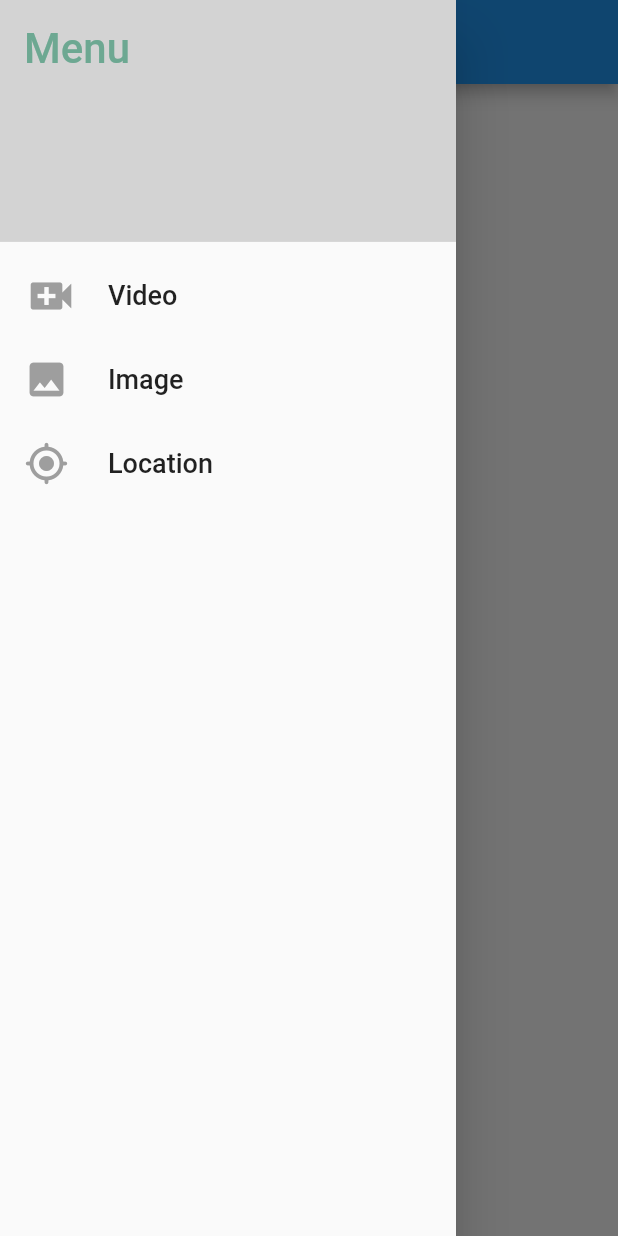
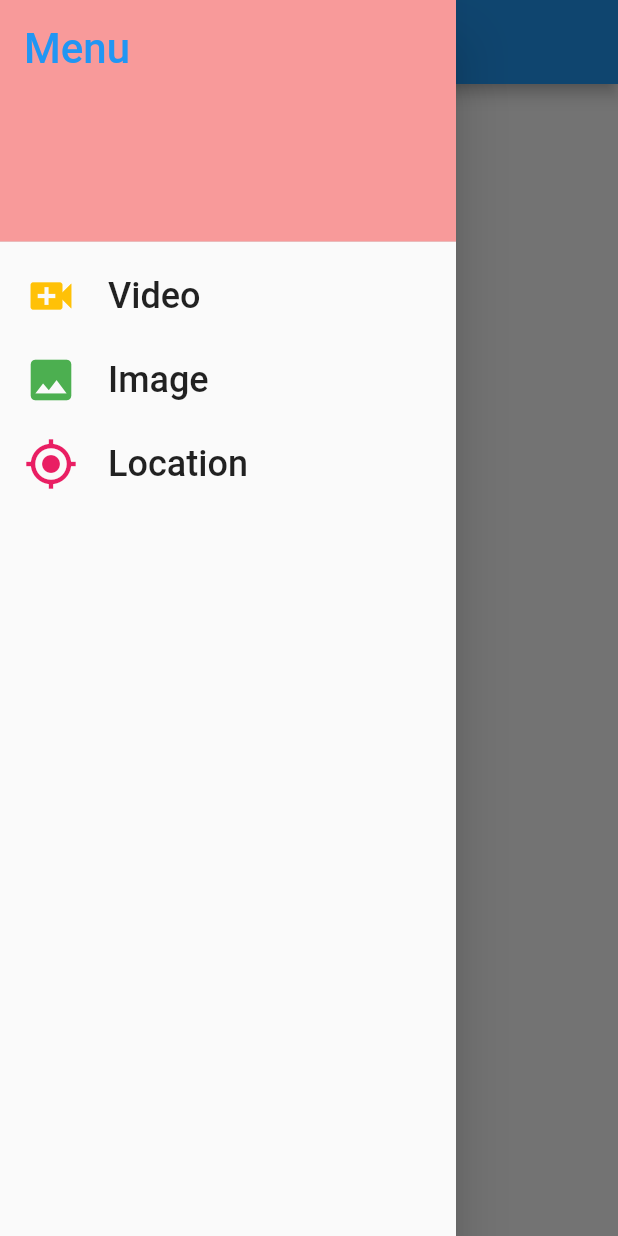
Before and after one commit to mywarss/mobileweek1, a Flutter app: the Dashboard screen opened by its route, in the side drawer, after a tap on "Video", on a phone screen of 412 x 824 dp. Run offline on Flutter 3.47's test engine with Material 2 defaults, Android fonts, the phone set to English and light mode, and no system bars; our stand-ins replace better_player, geocoding, geolocator, image_picker, sembast; network calls fail.

Commit message:
แก้ใหม่

```diff
--- a/lib/screen/dashboard.dart
+++ b/lib/screen/dashboard.dart
@@ -12,11 +12,11 @@ class Dashboard extends StatefulWidget {
 
 class _DashboardState extends State<Dashboard> {
   var data;
+
   @override
   void initState() {
-    // TODO: implement initState
     super.initState();
-    print('hello');
+    print("Hello");
     callAPI();
   }
 
@@ -37,58 +37,68 @@ class _DashboardState extends State<Dashboard> {
           child: ListView(
             children: [
               DrawerHeader(
-              decoration:
-                  BoxDecoration(color: Color.fromRGBO(211, 211, 211, 100)),
+                decoration: BoxDecoration(
+                  color: sColor,
+                ),
                 child: Text(
-                'Menu',
+                  'Menu ',
                   style: TextStyle(
                     fontSize: 28,
-                  color: pColor,
+                    color: Colors.blue,
                   ),
                 ),
               ),
               ListTile(
                 onTap: () {
+                  print("Menu Video");
                   Navigator.pushNamed(context, 'Video');
                 },
                 title: Text(
                   'Video',
-                style: TextStyle(fontSize: 18),
+                  style: TextStyle(
+                    fontSize: 24,
+                  ),
                 ),
                 leading: Icon(
                   Icons.video_call,
-                color: Colors.grey,
+                  color: Colors.amber,
                   size: 36,
                 ),
               ),
               ListTile(
-              onTap: () {
-                Navigator.pushNamed(context, 'Image');
-              },
                 title: Text(
                   'Image',
-                style: TextStyle(fontSize: 18),
+                  style: TextStyle(
+                    fontSize: 24,
+                  ),
                 ),
                 leading: Icon(
                   Icons.image,
-                color: Colors.grey,
-                size: 30,
+                  color: Colors.green,
+                  size: 36,
                 ),
+                onTap: () {
+                  print('Menu Image');
+                  Navigator.pushNamed(context, 'Image');
+                },
               ),
               ListTile(
                 onTap: () {
+                  print('Menu Location');
                   Navigator.pushNamed(context, 'Location');
                 },
                 title: Text(
                   'Location',
-                style: TextStyle(fontSize: 18),
+                  style: TextStyle(
+                    fontSize: 24,
+                  ),
                 ),
                 leading: Icon(
-                Icons.gps_fixed_rounded,
-                color: Colors.grey,
-                size: 30,
+                  Icons.gps_fixed,
+                  color: Colors.pink,
+                  size: 36,
                 ),
-            )
+              ),
             ],
           ),
         ),
@@ -104,13 +114,12 @@ class _DashboardState extends State<Dashboard> {
         body: SingleChildScrollView(
           child: Column(
             children: [
-            Text(data?.activity ?? "Loading.."),
-            Text(data?.type ?? ""),
-            Text('${data?.price ?? ''}'),
-            Text('${data?.participants ?? ''}'),
+              Text(data?.activity ?? "loading.."),
+              Text(data?.type ?? ''),
+              Text('${data?.price ?? ""}'),
+              Text('${data?.participants ?? ""}'),
             ],
           ),
-      ),
-    );
+        ));
   }
 }
--- a/lib/screen/index.dart
+++ b/lib/screen/index.dart
@@ -67,7 +67,7 @@ class Index extends StatelessWidget {
                     style: TextStyle(fontSize: 16),
                   ),
                   onPressed: () {
-                    print("Hello ");
+                    print("Hello World");
                     Navigator.pushNamed(context, 'Register');
                   },
                 ),
```
Lines whose indentation alone changed are shown as unchanged.
